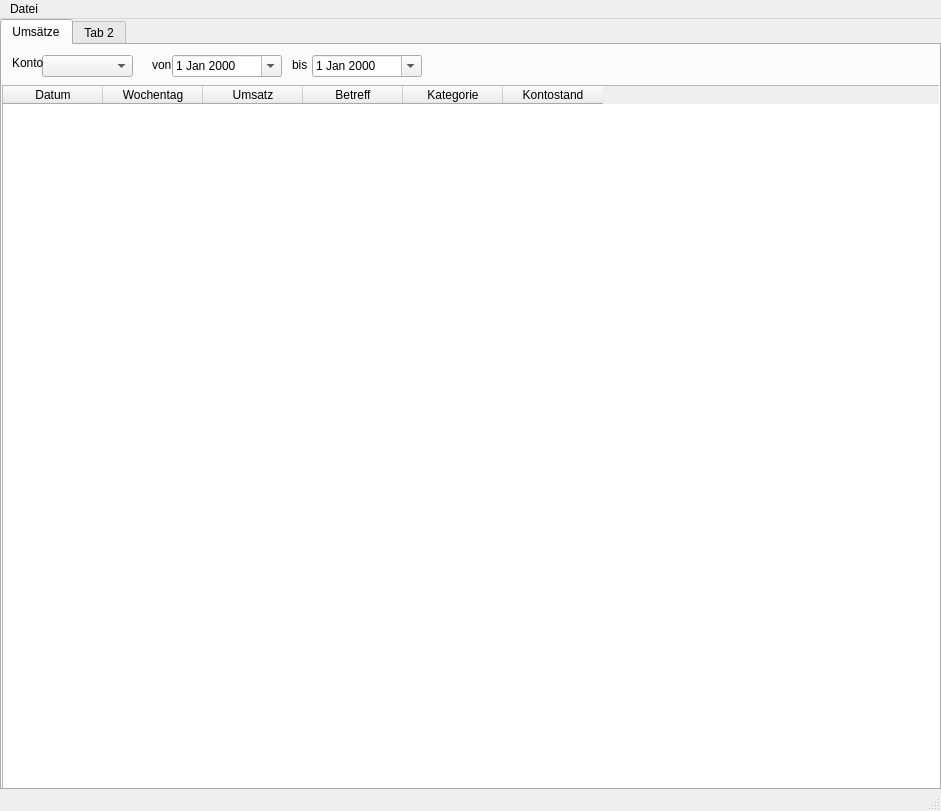
Qt form View/src/main/resources/design/ui/mainwindow.ui (marcuskraft/DimeDiaryJavaFx) before a commit.
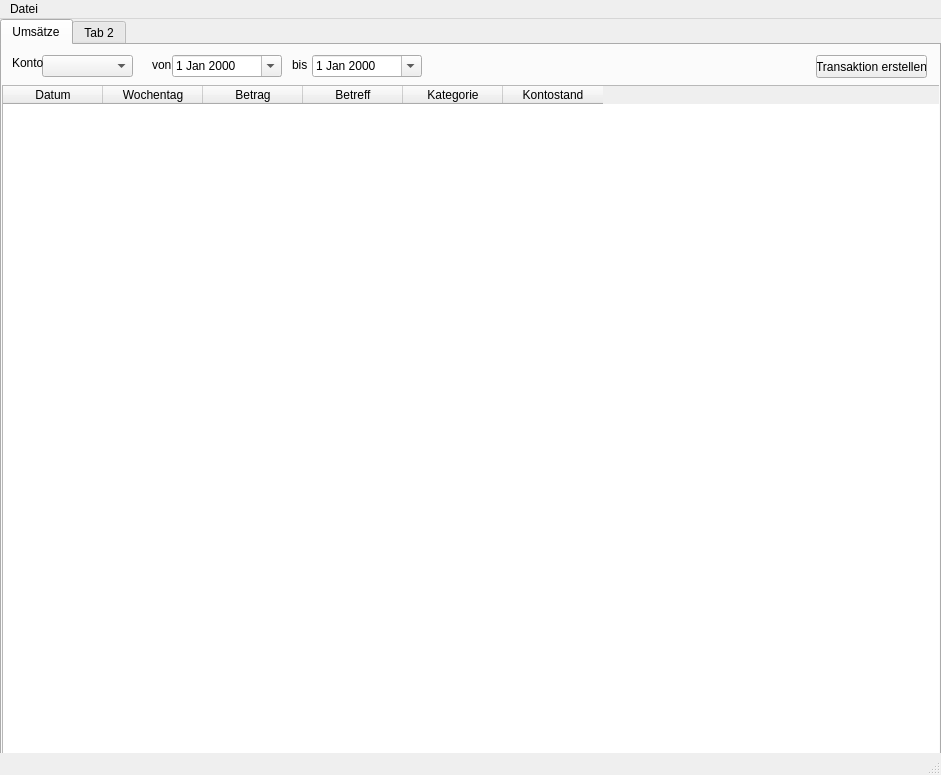
The same form after that commit.

Commit message: db is created by hibernate; transaction dialog ist connected to a button on mainwindow, no functionality until now

The edit to the form file:
```diff
--- a/View/src/main/resources/design/ui/mainwindow.ui
+++ b/View/src/main/resources/design/ui/mainwindow.ui
@@ -7,7 +7,7 @@
     <x>0</x>
     <y>0</y>
     <width>941</width>
-    <height>811</height>
+    <height>775</height>
    </rect>
   </property>
   <property name="windowTitle">
@@ -86,7 +86,7 @@
       </column>
       <column>
        <property name="text">
-        <string>Umsatz</string>
+        <string>Betrag</string>
        </property>
       </column>
       <column>
@@ -180,6 +180,19 @@
        <string>bis</string>
       </property>
      </widget>
+     <widget class="QPushButton" name="buttonAddTransaction">
+      <property name="geometry">
+       <rect>
+        <x>814</x>
+        <y>10</y>
+        <width>111</width>
+        <height>23</height>
+       </rect>
+      </property>
+      <property name="text">
+       <string>Transaktion erstellen</string>
+      </property>
+     </widget>
     </widget>
     <widget class="QWidget" name="tab_2">
      <attribute name="title">
```
The commit also changes 14 other files.
